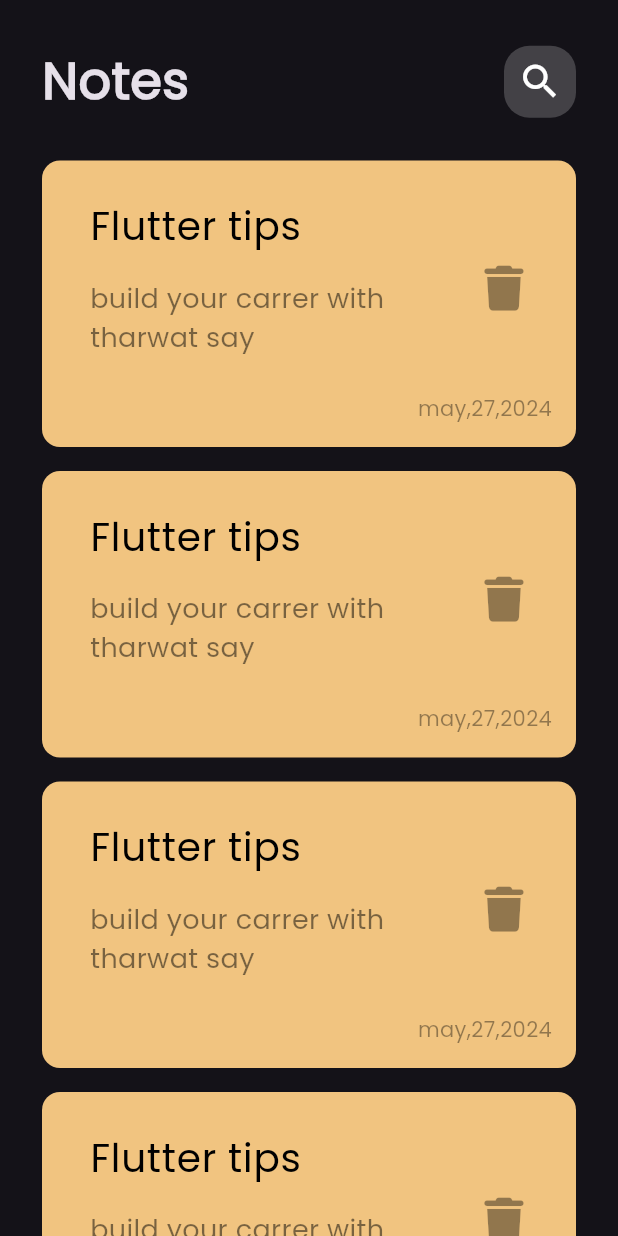
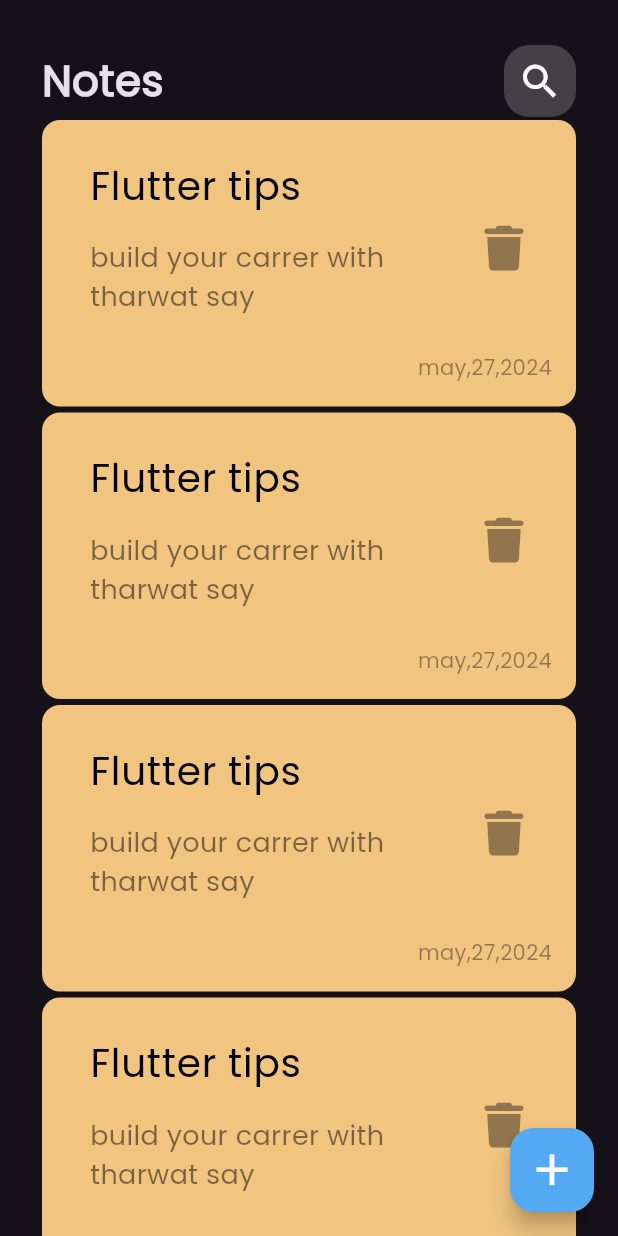
Before and after one commit to AbderraoufBelaiouar/notes_app, a Flutter app: the screen it shows after launch, on a phone screen of 412 x 824 dp. Run offline on Flutter 3.47's test engine with Material 3 defaults, Android fonts, the phone set to English and light mode, and no system bars; our stand-ins replace font_awesome_flutter.

Commit message:
add floating action button

```diff
--- a/lib/views/notes_view.dart
+++ b/lib/views/notes_view.dart
@@ -6,9 +6,17 @@ class NotesView extends StatelessWidget {
 
   @override
   Widget build(BuildContext context) {
-    return const Scaffold(
-      // floatingActionButton: flo,
-      body: CustomViewbody(),
+    return Scaffold(
+      floatingActionButton: FloatingActionButton(
+        backgroundColor: const Color.fromARGB(255, 83, 170, 242),
+        onPressed: () {},
+        child: const Icon(
+          Icons.add,
+          color: Colors.white,
+          size: 35,
+        ),
+      ),
+      body: const CustomViewbody(),
     );
   }
 }
--- a/lib/views/widgets/custom_view_appbar.dart
+++ b/lib/views/widgets/custom_view_appbar.dart
@@ -10,7 +10,7 @@ class CustomViewAppBar extends StatelessWidget {
       children: [
         Text(
           "Notes",
-          style: TextStyle(fontWeight: FontWeight.bold, fontSize: 34),
+          style: TextStyle(fontWeight: FontWeight.bold, fontSize: 28),
         ),
         Spacer(
           flex: 1,
--- a/lib/views/widgets/custom_view_body.dart
+++ b/lib/views/widgets/custom_view_body.dart
@@ -8,17 +8,14 @@ class CustomViewbody extends StatelessWidget {
 
   @override
   Widget build(BuildContext context) {
-    return Padding(
-      padding: const EdgeInsets.symmetric(horizontal: 28.0),
+    return const Padding(
+      padding: EdgeInsets.symmetric(horizontal: 28.0),
       child: Column(
         children: [
-          const SizedBox(
+          SizedBox(
             height: 30,
           ),
-          const CustomViewAppBar(),
-          const SizedBox(
-            height: 20,
-          ),
+          CustomViewAppBar(),
           Expanded(
             child: NotesListView(),
           ),
--- a/lib/views/widgets/notes_list_view.dart
+++ b/lib/views/widgets/notes_list_view.dart
@@ -10,7 +10,7 @@ class NotesListView extends StatelessWidget {
       itemCount: 8,
       itemBuilder: (context, index) {
         return const Padding(
-          padding: EdgeInsets.symmetric(vertical: 8.0),
+          padding: EdgeInsets.symmetric(vertical: 2.0),
           child: CustomNoteItem(),
         );
       },
```
